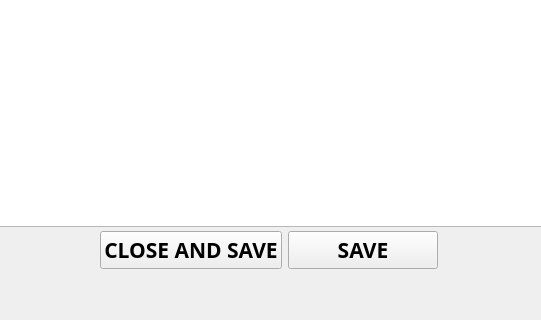
The window that CODIFICACIÓN/Ragnarok/levelwindow.ui (29022020/PROYECTO-FINAL) describes before a commit, drawn with Qt 5; both pictures show x 310 to 851 and y 503 to 823 of the 1300 by 823 pixel window.
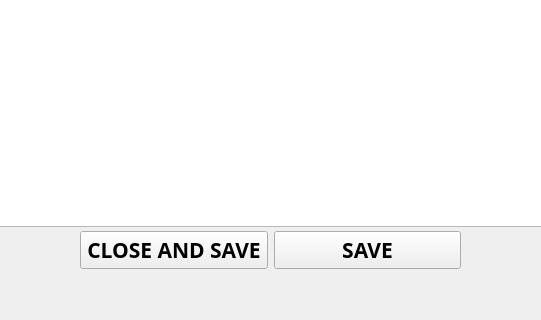
The same window after the commit. Icons and pictures are not drawn.

```diff
--- a/CODIFICACIÓN/Ragnarok/levelwindow.ui
+++ b/CODIFICACIÓN/Ragnarok/levelwindow.ui
@@ -115,9 +115,9 @@
    <widget class="QWidget" name="layoutWidget">
     <property name="geometry">
      <rect>
-      <x>410</x>
+      <x>390</x>
       <y>730</y>
-      <width>338</width>
+      <width>381</width>
       <height>47</height>
      </rect>
     </property>
```
